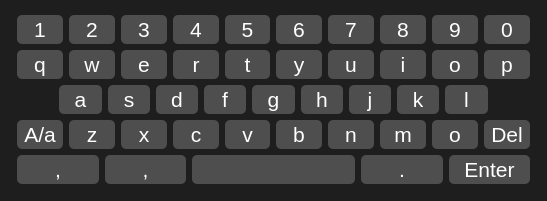
Above: softkey.ui from hewei-bit/Arm-linux-Smart-Community before the change. Below: the same form after it.
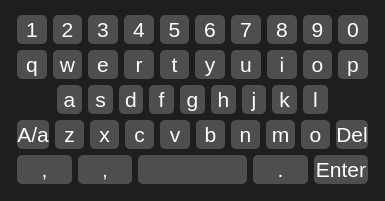
That is the form after the change. Custom widgets are drawn as their Qt base class.

The edit to the form file:
```diff
--- a/softkey.ui
+++ b/softkey.ui
@@ -6,7 +6,7 @@
    <rect>
     <x>0</x>
     <y>0</y>
-    <width>547</width>
+    <width>385</width>
     <height>201</height>
    </rect>
   </property>
```
